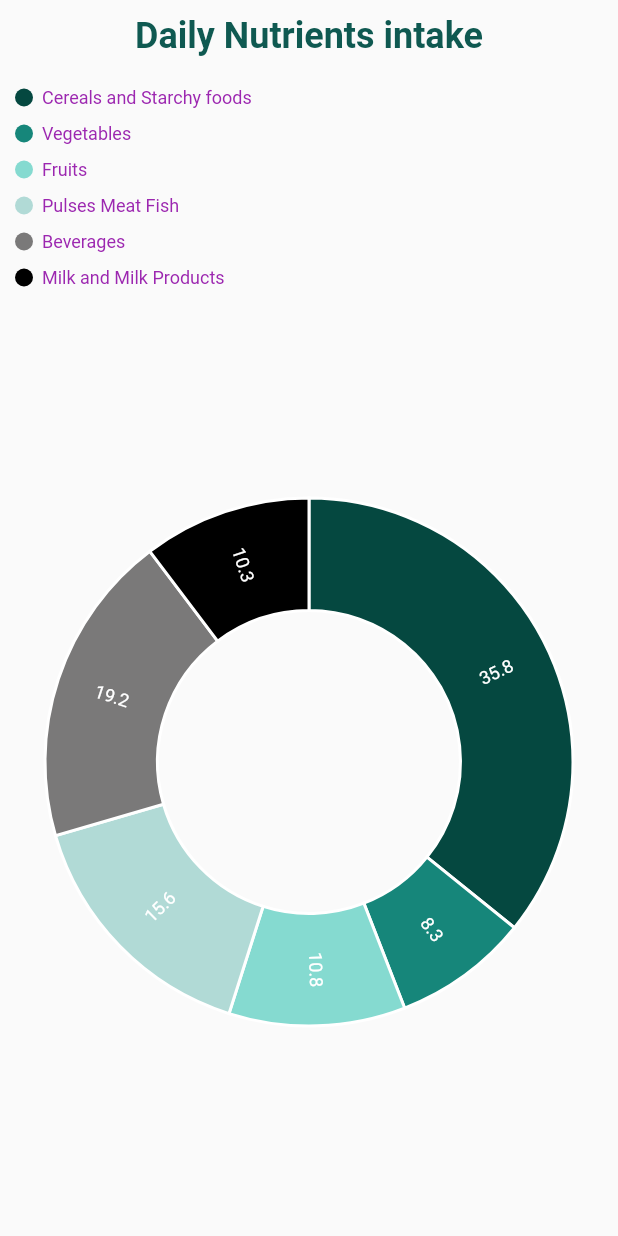
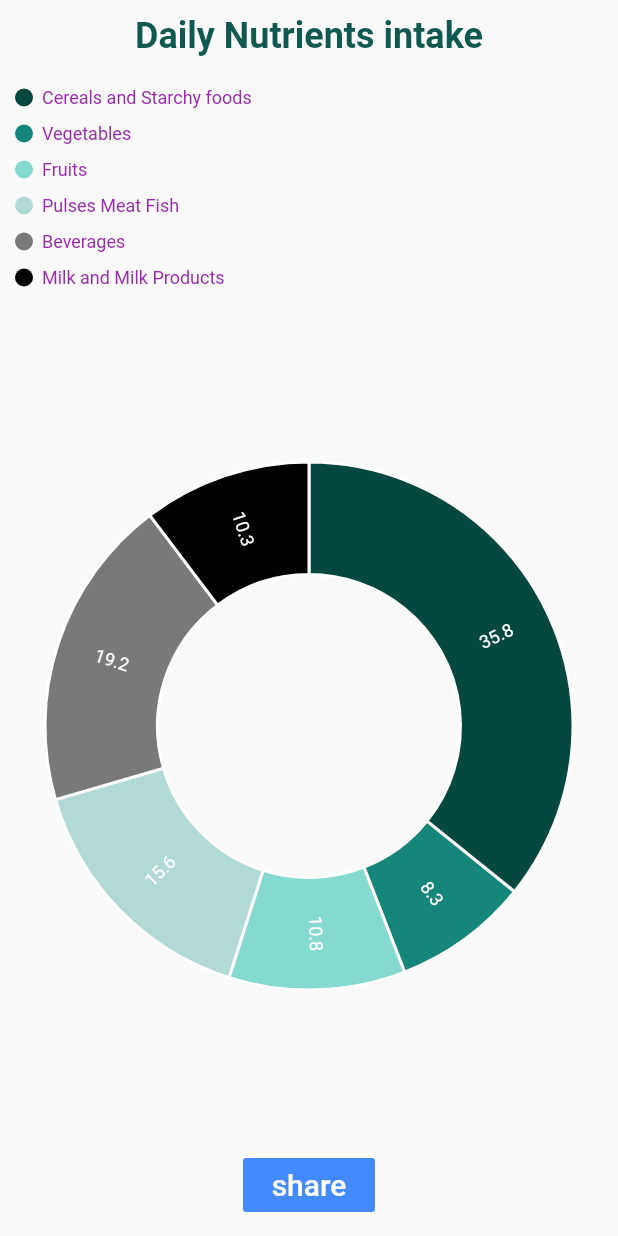
Before and after one commit to cepdnaclk/SnaT-meal-tracking-app, a Flutter app: the ChartView screen opened directly, on a phone screen of 412 x 824 dp. Run offline on Flutter 3.47's test engine with Material 2 defaults, Android fonts, the light colour scheme and no system bars; drawn by our look-alikes of screenshot; our stand-ins replace camera, charts_flutter, cloud_firestore, firebase_auth, firebase_core, firebase_storage and 11 more; missing offline and left inert: flutter_3d_choice_chip, pretty_gauge; accounts and stored records are empty; Roboto replaces fonts that are missing (Georgia).

Commit message:
add function to share in social media

```diff
--- a/lib/Components/Tab_Views/chart_view.dart
+++ b/lib/Components/Tab_Views/chart_view.dart
@@ -1,5 +1,13 @@
 import 'package:flutter/material.dart';
 import 'package:charts_flutter/flutter.dart' as charts;
+
+import 'dart:io';
+import 'dart:typed_data';
+import 'package:image_gallery_saver/image_gallery_saver.dart';
+import 'package:path_provider/path_provider.dart';
+import 'package:permission_handler/permission_handler.dart';
+import 'package:screenshot/screenshot.dart';
+import 'package:share_plus/share_plus.dart';
 
 class ChartView extends StatefulWidget {
   const ChartView({Key? key}) : super(key: key);
@@ -41,9 +49,12 @@ class _ChartViewState extends State<ChartView> {
     _generateData();
   }
 
+  final controller = ScreenshotController();
   @override
   Widget build(BuildContext context) {
-    return Scaffold(
+    return Screenshot(
+      controller: controller,
+      child: Scaffold(
         body: Padding(
           padding: EdgeInsets.all(10.0),
           child: Container(
@@ -88,12 +99,47 @@ class _ChartViewState extends State<ChartView> {
                       ),
                     ),
                   ),
+                  FlatButton(
+                    child: Text(
+                      'share',
+                      style: TextStyle(fontSize: 20.0),
+                    ),
+                    color: Colors.blueAccent,
+                    textColor: Colors.white,
+                    onPressed: () async {
+                      final image = await controller.capture();
+                      if (image == null) return;
+
+                      await saveImage(image);
+                      await saveAndShare(image);
+                    },
+                  ),
                 ],
               ),
             ),
           ),
         ),
+      ),
     );
+  }
+
+  Future saveAndShare(Uint8List bytes) async {
+    final directory = await getApplicationDocumentsDirectory();
+    final image = File('${directory.path}/flutter.png');
+    image.writeAsBytesSync(bytes);
+    await Share.shareFiles([image.path]);
+  }
+
+  Future<String> saveImage(Uint8List bytes) async {
+    await [Permission.storage].request();
+    final time = DateTime.now()
+        .toIso8601String()
+        .replaceAll('.', '_')
+        .replaceAll(':', '_');
+    final name = "screenshot_$time";
+    final result = await ImageGallerySaver.saveImage(bytes, name: name);
+
+    return result['filePath'];
   }
 }
 
```
Lines whose indentation alone changed are shown as unchanged.
